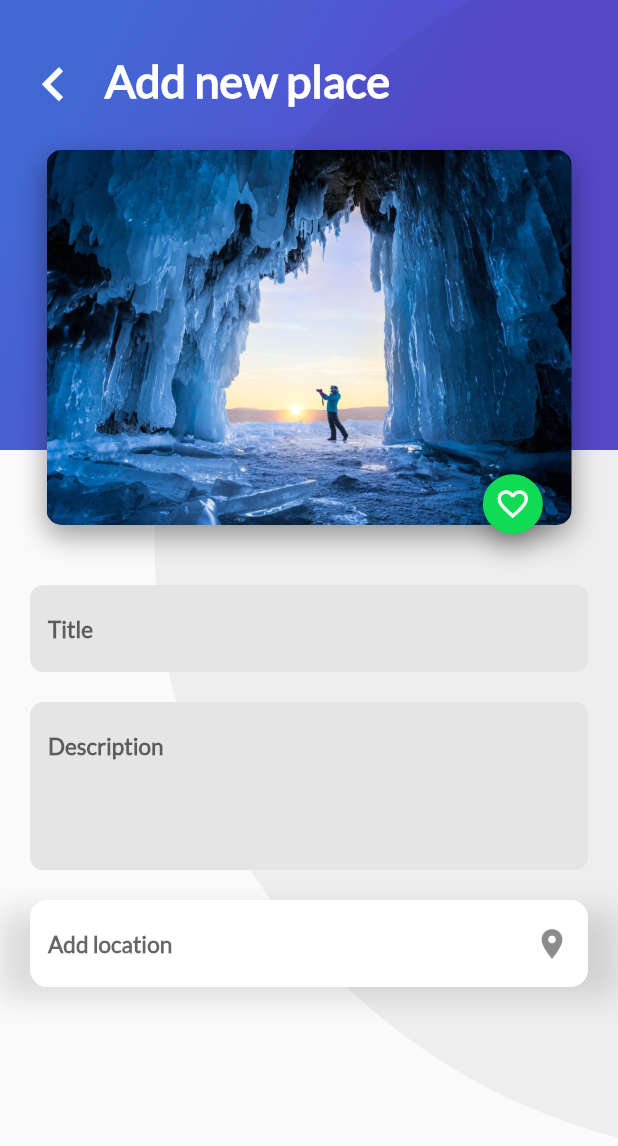
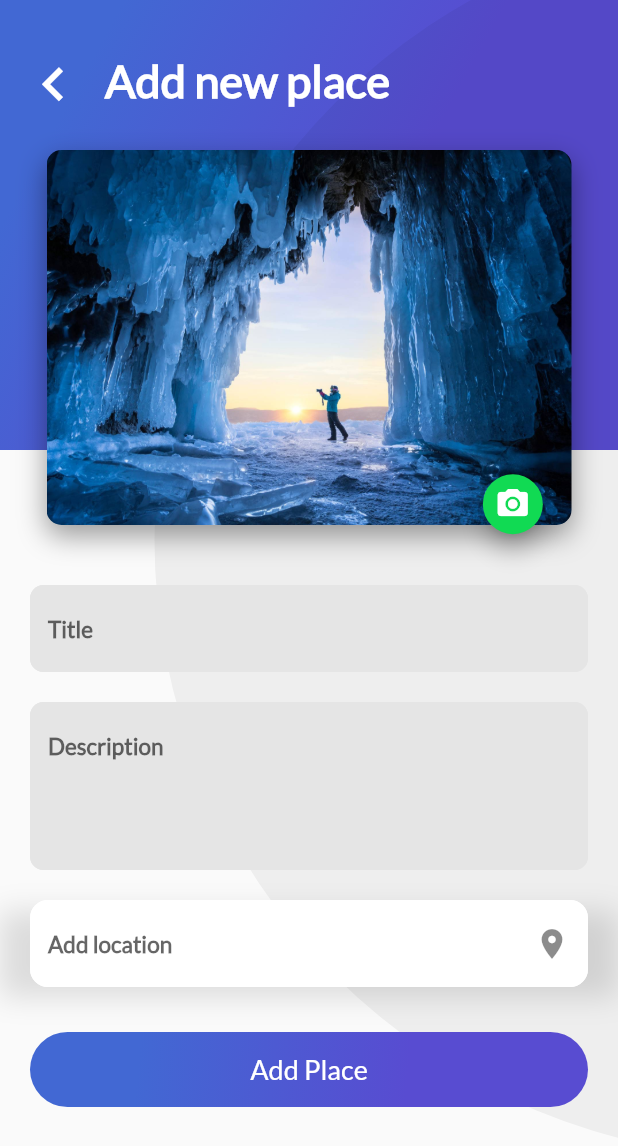
Before and after one commit to SwaXTech/Trips, a Flutter app: the AddPlace screen opened directly, on a phone screen of 412 x 824 dp. Shown: the top 1146 px of the screen. Run offline on Flutter 3.47's test engine with Material 2 defaults, Android fonts, the phone set to English and light mode, and no system bars; our stand-ins replace cloud_firestore, firebase_auth, firebase_core, google_sign_in; missing offline and left inert: generic_bloc_provider; accounts and stored records are empty.

```diff
--- a/lib/Place/ui/screens/add_place.dart
+++ b/lib/Place/ui/screens/add_place.dart
@@ -3,6 +3,7 @@ import 'package:flutter/material.dart';
 import 'package:trips_app/Place/ui/widgets/card_image.dart';
 import 'package:trips_app/Place/ui/widgets/location_field.dart';
 import 'package:trips_app/widgets/gradient.dart';
+import 'package:trips_app/widgets/purple_button.dart';
 import 'package:trips_app/widgets/text_input.dart';
 import 'package:trips_app/widgets/title_header.dart';
 
@@ -41,7 +42,16 @@ class _AddPlaceState extends State<AddPlace> {
           titleTextField(_titleController),
           descriptionTextField(_descController),
           locationField(),
+          addPlaceButton(),
         ],
+      );
+
+  Container addPlaceButton() => Container(
+        width: 70.0,
+        child: PurpleButton(
+          buttonText: 'Add Place',
+          onPressed: () {},
+        ),
       );
 
   Container card() {
@@ -53,12 +63,10 @@ class _AddPlaceState extends State<AddPlace> {
         );
   }
 
-  Container locationField() {
-    return Container(
+  Container locationField() => Container(
           margin: EdgeInsets.only(top: 20.0),
           child: LocationField(hintText: "Add location", iconData: Icons.location_on),
         );
-  }
 
   Container descriptionTextField(TextEditingController _descController) =>
       Container(
--- a/lib/Place/ui/widgets/description_places.dart
+++ b/lib/Place/ui/widgets/description_places.dart
@@ -78,7 +78,7 @@ class DescriptionPlace extends StatelessWidget{
       children: [
         titleStars,
         description,
-        PurpleButton("Navigate")
+        PurpleButton(buttonText: "Navigate", onPressed: (){})
       ],
     );
 
--- a/lib/widgets/floating_action_button_green.dart
+++ b/lib/widgets/floating_action_button_green.dart
@@ -40,7 +40,7 @@ class _FloatingActionButtonGreen extends State<FloatingActionButtonGreen>{
       tooltip: "Fav",
       onPressed: widget.onPressed,
       child: Icon(
-        actualIcon
+        widget.iconData
       ),
     heroTag: null,
     );
--- a/lib/widgets/purple_button.dart
+++ b/lib/widgets/purple_button.dart
@@ -1,32 +1,45 @@
 import 'package:flutter/material.dart';
 
-class PurpleButton extends StatelessWidget{
+class PurpleButton extends StatelessWidget {
+  final String buttonText;
+  final VoidCallback onPressed;
 
-  String buttonText = "Navigate";
-  PurpleButton(this.buttonText);
-
+  PurpleButton({Key key, @required this.buttonText, @required this.onPressed});
 
   @override
   Widget build(BuildContext context) {
+    return InkWell(
+      onTap: onPressed,
+      child: buildButton(),
+    );
+  }
 
-    return InkWell(
-
-      onTap: (){
-        Scaffold.of(context).showSnackBar(SnackBar(
-          content: Text("Navigating"),
-        ));
-      },
-
-      child: Container(
+  Container buildButton() {
+    return Container(
       margin: EdgeInsets.only(
         top: 30.0,
         left: 20.0,
         right: 20.0,
       ),
-
       height: 50.0,
       width: 180.0,
-        decoration: BoxDecoration(
+      decoration: buttonDecoration(),
+      child: buttonContent(),
+    );
+  }
+
+  Center buttonContent() {
+    return Center(
+      child: Text(
+        buttonText,
+        style:
+            TextStyle(fontSize: 18.0, fontFamily: "Lato", color: Colors.white),
+      ),
+    );
+  }
+
+  BoxDecoration buttonDecoration() {
+    return BoxDecoration(
         borderRadius: BorderRadius.circular(30.0),
         gradient: LinearGradient(
             colors: [
@@ -36,22 +49,6 @@ class PurpleButton extends StatelessWidget{
             begin: FractionalOffset(0.2, 0.0),
             end: FractionalOffset(1.0, 0.6),
             stops: [0.0, 0.6],
-            tileMode:  TileMode.clamp
-          )
-        ),
-        child: Center(
-          child: Text(
-              buttonText,
-          style: TextStyle(
-            fontSize: 18.0,
-            fontFamily: "Lato",
-            color: Colors.white
-          ),),
-        ),
-      ),
-
-    );
+            tileMode: TileMode.clamp));
   }
-
-
 }
```
Also changed, not shown: lib/User/ui/widgets/place_card.dart (+80 -59 lines). Lines whose indentation alone changed are shown as unchanged.
